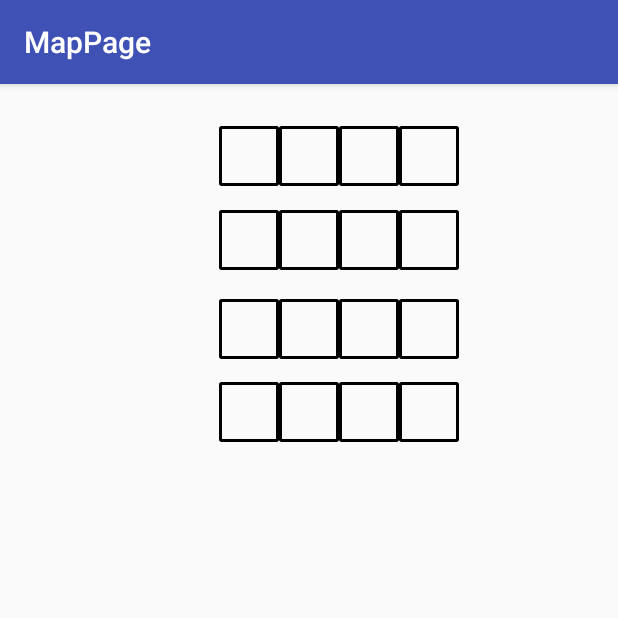
After one commit to aryan9/WiFiRSSIMapper, an Android app: the MapActivity screen opened directly, with no data from a screen before it, on a phone screen of 412 x 824 dp, the top half of it. The commit adds this screen. Run offline under Robolectric (Android 15) with nearby library versions, the phone set to English and light mode, and no system bars.

Commit message:
Map Activity linked to main page.

```diff
--- a/app/src/main/AndroidManifest.xml
+++ b/app/src/main/AndroidManifest.xml
@@ -22,6 +22,11 @@
                 <category android:name="android.intent.category.LAUNCHER" />
             </intent-filter>
         </activity>
+        <activity
+            android:name=".MapActivity"
+            android:label="MapPage"
+            >
+        </activity>
     </application>
 
 </manifest>
--- /dev/null
+++ b/app/src/main/java/com/example/a0132535/wifirssimapper/MapActivity.java
@@ -0,0 +1,17 @@
+package com.example.a0132535.wifirssimapper;
+
+import android.os.Bundle;
+import android.support.v7.app.AppCompatActivity;
+
+/**
+ * Created by a0229883 on 05-Apr-17.
+ */
+
+public class MapActivity extends AppCompatActivity {
+    @Override
+    public void onCreate(Bundle savedInstanceState) {
+        super.onCreate(savedInstanceState);
+        // Get the view from new_activity.xml
+        setContentView(R.layout.activity_map);
+    }
+}
--- a/app/src/main/res/layout/activity_main.xml
+++ b/app/src/main/res/layout/activity_main.xml
@@ -123,7 +123,7 @@
         app:layout_constraintTop_toTopOf="parent" />
 
     <Button
-        android:id="@+id/button2"
+        android:id="@+id/openmap"
         style="@style/Widget.AppCompat.Button.Colored"
         android:layout_width="wrap_content"
         android:layout_height="wrap_content"
```
Also changed, not shown: app/src/main/java/com/example/a0132535/wifirssimapper/MainActivity.java (+13 -0 lines).
